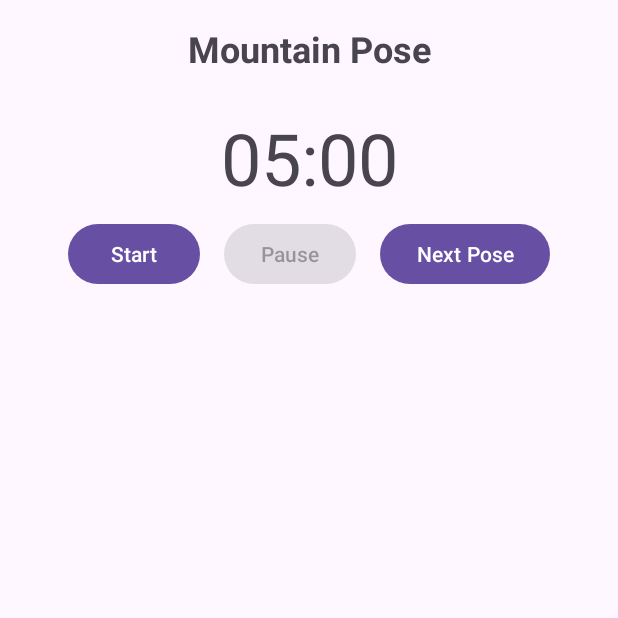
After one commit to Kajal09kumari/Fitness_sensor, an Android app: the YogaActivity screen opened directly, with no data from a screen before it, on a phone screen of 412 x 824 dp, the top half of it. The commit adds this screen. Run offline under Robolectric (Android 15) with nearby library versions, the phone set to English and light mode, and no system bars.

Commit message:
added yoga and tips card

```diff
--- /dev/null
+++ b/app/src/main/java/com/example/fitnesssensorapp/YogaActivity.kt
@@ -0,0 +1,112 @@
+package com.example.fitnesssensorapp
+
+// YogaActivity.kt
+import android.os.Bundle
+import android.os.CountDownTimer
+import android.widget.Button
+import android.widget.TextView
+import androidx.appcompat.app.AppCompatActivity
+
+class YogaActivity : AppCompatActivity() {
+
+    private lateinit var timerText: TextView
+    private lateinit var btnStart: Button
+    private lateinit var btnPause: Button
+    private lateinit var btnReset: Button
+    private lateinit var poseName: TextView
+
+    private var timeLeft: Long = 300000 // 5 minutes in milliseconds
+    private var timer: CountDownTimer? = null
+    private var isRunning = false
+    private var currentPose = 0
+    private val poses = arrayOf(
+        "Mountain Pose" to 300000L,
+        "Downward Dog" to 300000L,
+        "Warrior II" to 300000L,
+        "Tree Pose" to 300000L
+    )
+
+    override fun onCreate(savedInstanceState: Bundle?) {
+        super.onCreate(savedInstanceState)
+        setContentView(R.layout.activity_yoga)
+
+        timerText = findViewById(R.id.timerTextView)
+        btnStart = findViewById(R.id.btnStart)
+        btnPause = findViewById(R.id.btnPause)
+        btnReset = findViewById(R.id.btnReset)
+        poseName = findViewById(R.id.poseName)
+
+        setupButtons()
+        updatePoseDisplay()
+    }
+
+    private fun setupButtons() {
+        btnStart.setOnClickListener {
+            startTimer()
+            btnStart.isEnabled = false
+            btnPause.isEnabled = true
+        }
+
+        btnPause.setOnClickListener {
+            pauseTimer()
+            btnStart.isEnabled = true
+            btnPause.isEnabled = false
+        }
+
+        btnReset.setOnClickListener {
+            resetTimer()
+            moveToNextPose()
+        }
+    }
+
+    private fun startTimer() {
+        timer = object : CountDownTimer(timeLeft, 1000) {
+            override fun onTick(millisUntilFinished: Long) {
+                timeLeft = millisUntilFinished
+                updateTimer()
+            }
+
+            override fun onFinish() {
+                isRunning = false
+                moveToNextPose()
+            }
+        }.start()
+        isRunning = true
+    }
+
+    private fun pauseTimer() {
+        timer?.cancel()
+        isRunning = false
+    }
+
+    private fun resetTimer() {
+        timer?.cancel()
+        timeLeft = poses[currentPose].second
+        updateTimer()
+        isRunning = false
+    }
+
+    private fun updateTimer() {
+        val minutes = (timeLeft / 1000) / 60
+        val seconds = (timeLeft / 1000) % 60
+        timerText.text = String.format("%02d:%02d", minutes, seconds)
+    }
+
+    private fun moveToNextPose() {
+        currentPose = (currentPose + 1) % poses.size
+        timeLeft = poses[currentPose].second
+        updatePoseDisplay()
+        resetTimer()
+        if(isRunning) startTimer()
+    }
+
+    private fun updatePoseDisplay() {
+        poseName.text = poses[currentPose].first
+        timerText.text = "05:00"
+    }
+
+    override fun onDestroy() {
+        super.onDestroy()
+        timer?.cancel()
+    }
+}
--- /dev/null
+++ b/app/src/main/res/layout/activity_yoga.xml
@@ -0,0 +1,54 @@
+<?xml version="1.0" encoding="utf-8"?>
+<LinearLayout
+    xmlns:android="http://schemas.android.com/apk/res/android"
+    android:layout_width="match_parent"
+    android:layout_height="match_parent"
+    android:orientation="vertical"
+    android:padding="16dp">
+
+    <TextView
+        android:id="@+id/poseName"
+        android:layout_width="match_parent"
+        android:layout_height="wrap_content"
+        android:textSize="24sp"
+        android:textStyle="bold"
+        android:gravity="center"
+        android:layout_marginBottom="24dp"/>
+
+    <TextView
+        android:id="@+id/timerTextView"
+        android:layout_width="match_parent"
+        android:layout_height="wrap_content"
+        android:textSize="48sp"
+        android:gravity="center"
+        android:text="05:00"/>
+
+    <LinearLayout
+        android:layout_width="match_parent"
+        android:layout_height="wrap_content"
+        android:orientation="horizontal"
+        android:gravity="center">
+
+        <Button
+            android:id="@+id/btnStart"
+            android:layout_width="wrap_content"
+            android:layout_height="wrap_content"
+            android:text="Start"
+            android:layout_margin="8dp"/>
+
+        <Button
+            android:id="@+id/btnPause"
+            android:layout_width="wrap_content"
+            android:layout_height="wrap_content"
+            android:text="Pause"
+            android:layout_margin="8dp"
+            android:enabled="false"/>
+
+        <Button
+            android:id="@+id/btnReset"
+            android:layout_width="wrap_content"
+            android:layout_height="wrap_content"
+            android:text="Next Pose"
+            android:layout_margin="8dp"/>
+    </LinearLayout>
+</LinearLayout>
--- a/app/src/main/res/values/colors.xml
+++ b/app/src/main/res/values/colors.xml
@@ -3,5 +3,6 @@
     <color name="black">#FF000000</color>
     <color name="white">#FFFFFFFF</color>
     <color name="green">#FF00FF00</color>
+    <color name="primaryColor">#2196F3</color>
 
 </resources>
```
Also changed, not shown: app/src/main/AndroidManifest.xml (+12 -1 lines), app/src/main/java/com/example/fitnesssensorapp/CardActivity.kt (+8 -0 lines), app/src/main/java/com/example/fitnesssensorapp/TipsActivity.kt (added, +56 -0 lines), app/src/main/res/layout/activity_tips.xml (added, +7 -0 lines), app/src/main/res/layout/item_tip.xml (added, +30 -0 lines).
